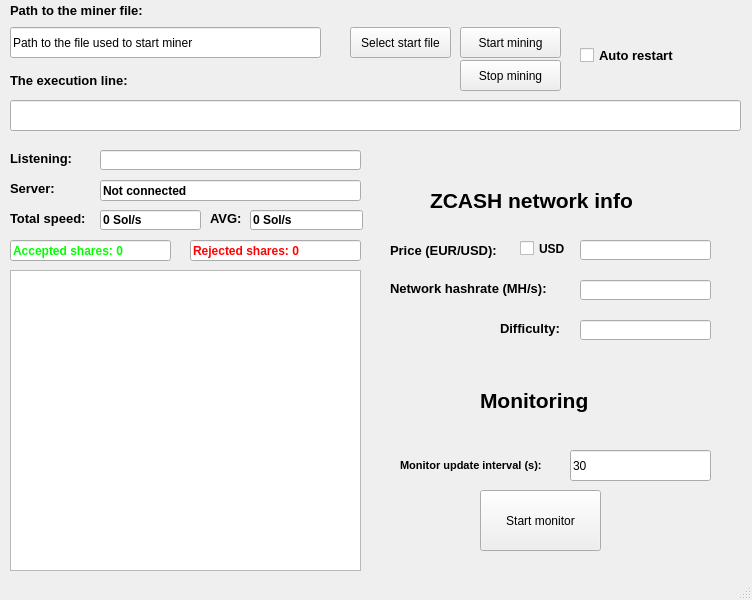
Above: GUI.ui from K4P11/GUI-for-EWBF before the change. Below: the same form after it.
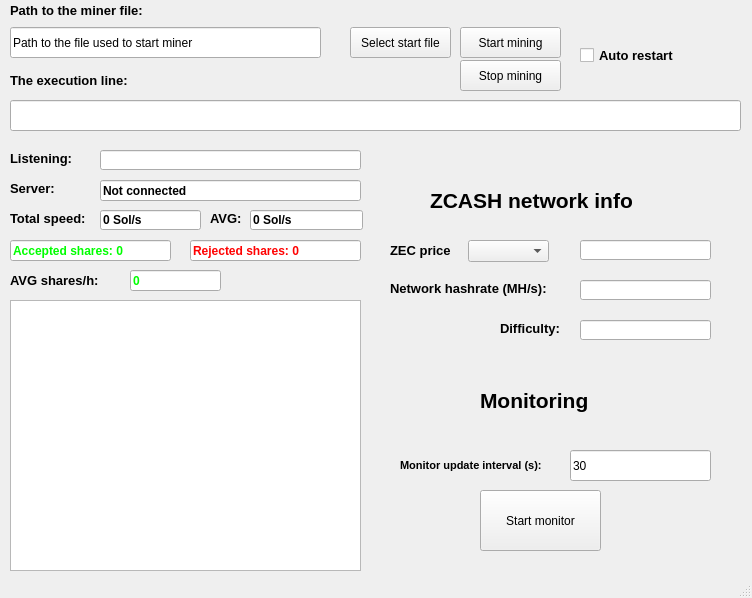
That is the form after the change.

What changed in the file:
```diff
--- a/GUI.ui
+++ b/GUI.ui
@@ -7,7 +7,7 @@
     <x>0</x>
     <y>0</y>
     <width>752</width>
-    <height>600</height>
+    <height>598</height>
    </rect>
   </property>
   <property name="windowTitle">
@@ -31,9 +31,9 @@
     <property name="geometry">
      <rect>
       <x>10</x>
-      <y>270</y>
+      <y>300</y>
       <width>351</width>
-      <height>301</height>
+      <height>271</height>
      </rect>
     </property>
    </widget>
@@ -408,7 +408,7 @@
      <rect>
       <x>390</x>
       <y>240</y>
-      <width>111</width>
+      <width>61</width>
       <height>20</height>
      </rect>
     </property>
@@ -420,7 +420,7 @@
      </font>
     </property>
     <property name="text">
-     <string>Price (EUR/USD):</string>
+     <string>ZEC price:</string>
     </property>
    </widget>
    <widget class="QLabel" name="label_9">
@@ -522,23 +522,56 @@
      <string>0 Sol/s</string>
     </property>
    </widget>
-   <widget class="QCheckBox" name="USD">
+   <widget class="QComboBox" name="CASH">
     <property name="geometry">
      <rect>
-      <x>520</x>
+      <x>468</x>
       <y>240</y>
-      <width>51</width>
-      <height>17</height>
+      <width>81</width>
+      <height>22</height>
      </rect>
     </property>
+   </widget>
+   <widget class="QLineEdit" name="ASH">
+    <property name="geometry">
+     <rect>
+      <x>130</x>
+      <y>270</y>
+      <width>91</width>
+      <height>21</height>
+     </rect>
+    </property>
     <property name="font">
      <font>
       <weight>75</weight>
       <bold>true</bold>
      </font>
     </property>
+    <property name="styleSheet">
+     <string notr="true">color: rgb(0, 255, 0);</string>
+    </property>
     <property name="text">
-     <string>USD</string>
+     <string>0</string>
+    </property>
+   </widget>
+   <widget class="QLabel" name="label_13">
+    <property name="geometry">
+     <rect>
+      <x>10</x>
+      <y>270</y>
+      <width>101</width>
+      <height>20</height>
+     </rect>
+    </property>
+    <property name="font">
+     <font>
+      <pointsize>10</pointsize>
+      <weight>75</weight>
+      <bold>true</bold>
+     </font>
+    </property>
+    <property name="text">
+     <string>AVG shares/h:</string>
     </property>
    </widget>
   </widget>
```
